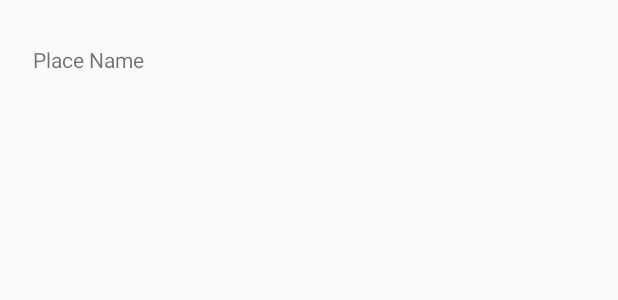
After one commit to CoderAbdiaziz/Travely, an Android app: the layout item_favorite.xml on its own in the app's theme, with its tools: preview values and no code run, on a phone screen of 412 x 824 dp. The commit adds this screen. Shown: the top 300 px of the screen. Run offline under Robolectric (Android 15) with nearby library versions, the phone set to English and light mode, and no system bars.

Commit message:
RecyclerView
Created a recyclerview and fully set up the adapter.

```diff
--- a/app/src/main/java/com/example/travely/ParseApplication.java
+++ b/app/src/main/java/com/example/travely/ParseApplication.java
@@ -10,7 +10,7 @@ public class ParseApplication extends Application {
     public void onCreate() {
         super.onCreate();
 
-        ParseObject.registerSubclass(Feed.class);
+        ParseObject.registerSubclass(Post.class);
 
         // set applicationId, and server server based on the values in the Heroku settings.
         // clientKey is not needed unless explicitly configured
--- a/app/src/main/java/com/example/travely/Feed.java
+++ b/app/src/main/java/com/example/travely/Post.java
@@ -8,13 +8,13 @@ import com.parse.ParseUser;
 import org.json.JSONArray;
 
 @ParseClassName("Post")
-public class Feed extends ParseObject {
+public class Post extends ParseObject {
     public static final String FAVORITE_LIST = "favoritelist";
     public static final String KEY_CREATED_AT = "createdAt";
     public static final String PROFILE_PIC = "profilepic";
     public static final String KEY_USER = "username";
 
-    public Feed() {
+    public Post() {
 
     }
 
--- /dev/null
+++ b/app/src/main/res/layout/item_favorite.xml
@@ -0,0 +1,18 @@
+<?xml version="1.0" encoding="utf-8"?>
+<RelativeLayout
+    xmlns:android="http://schemas.android.com/apk/res/android"
+    xmlns:tools="http://schemas.android.com/tools"
+    android:layout_width="match_parent"
+    android:layout_height="match_parent">
+
+    <TextView
+        android:id="@+id/tvPlace"
+        android:layout_width="wrap_content"
+        android:layout_height="wrap_content"
+        android:layout_alignParentStart="true"
+        android:layout_alignParentTop="true"
+        android:layout_marginStart="22dp"
+        android:layout_marginTop="30dp"
+        android:layout_marginBottom="8dp"
+        tools:text="Place Name" />
+</RelativeLayout>
```
Also changed, not shown: app/src/main/java/Fragments/FavoritesFragment.java (+24 -0 lines), app/src/main/java/com/example/travely/DetailsActivity.java (+12 -2 lines), app/src/main/java/com/example/travely/FavoritesAdapter.java (added, +61 -0 lines), app/src/main/res/layout/fragment_favorites.xml (+5 -7 lines).
